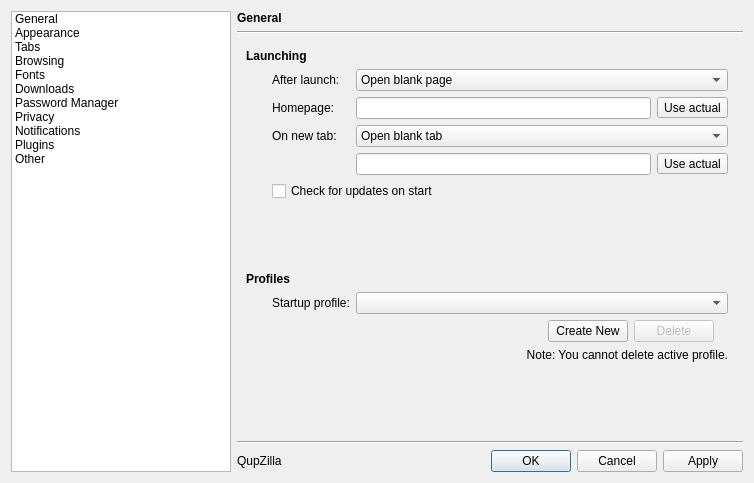
The window that src/preferences/preferences.ui (QupZilla/qupzilla) describes before a commit, drawn with Qt 5.
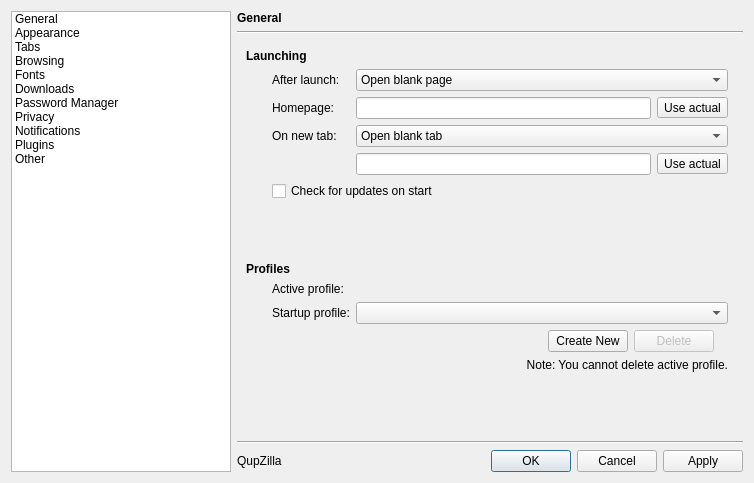
The same window after the commit.

Commit message: Fixed availability to delete profile in Preferences. - it is now available only on non-active profile - also moved browsedata.db + profiles.ini from data/ folder   into binary

Diff of the .ui file:
```diff
--- a/src/preferences/preferences.ui
+++ b/src/preferences/preferences.ui
@@ -303,17 +303,17 @@
          </property>
         </widget>
        </item>
-       <item row="8" column="1">
+       <item row="9" column="1">
         <widget class="QLabel" name="label_5">
          <property name="text">
           <string>Startup profile:</string>
          </property>
         </widget>
        </item>
-       <item row="8" column="2">
+       <item row="9" column="2">
         <widget class="QComboBox" name="startProfile"/>
        </item>
-       <item row="9" column="2" colspan="2">
+       <item row="10" column="2" colspan="2">
         <widget class="QFrame" name="frame">
          <property name="frameShape">
           <enum>QFrame::NoFrame</enum>
@@ -379,7 +379,7 @@
          </layout>
         </widget>
        </item>
-       <item row="11" column="1">
+       <item row="12" column="1">
         <spacer name="verticalSpacer">
          <property name="orientation">
           <enum>Qt::Vertical</enum>
@@ -427,7 +427,7 @@
          </property>
         </spacer>
        </item>
-       <item row="10" column="1" colspan="2">
+       <item row="11" column="1" colspan="2">
         <widget class="QLabel" name="cannotDeleteActiveProfileLabel">
          <property name="text">
           <string>Note: You cannot delete active profile.</string>
@@ -444,6 +444,20 @@
          </property>
         </widget>
        </item>
+       <item row="8" column="1">
+        <widget class="QLabel" name="label_45">
+         <property name="text">
+          <string>Active profile:</string>
+         </property>
+        </widget>
+       </item>
+       <item row="8" column="2">
+        <widget class="QLabel" name="activeProfile">
+         <property name="text">
+          <string/>
+         </property>
+        </widget>
+       </item>
       </layout>
      </widget>
      <widget class="QWidget" name="stackedWidgetPage2">
```
The commit also changes 10 other files.
